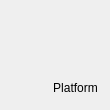
The window that frontend/forms/SPTComplexHeaderIcon.ui (spectrumlive/spectrum-studio) describes before a commit, drawn with Qt 5.
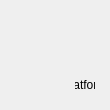
The same window after the commit.

Commit message: resize authentication provider icon size

What changed in the file:
```diff
--- a/frontend/forms/SPTComplexHeaderIcon.ui
+++ b/frontend/forms/SPTComplexHeaderIcon.ui
@@ -19,10 +19,10 @@
   <widget class="QLabel" name="PlatformLabel">
    <property name="geometry">
     <rect>
-     <x>50</x>
-     <y>80</y>
-     <width>51</width>
-     <height>16</height>
+     <x>75</x>
+     <y>75</y>
+     <width>20</width>
+     <height>20</height>
     </rect>
    </property>
    <property name="acceptDrops">
```
